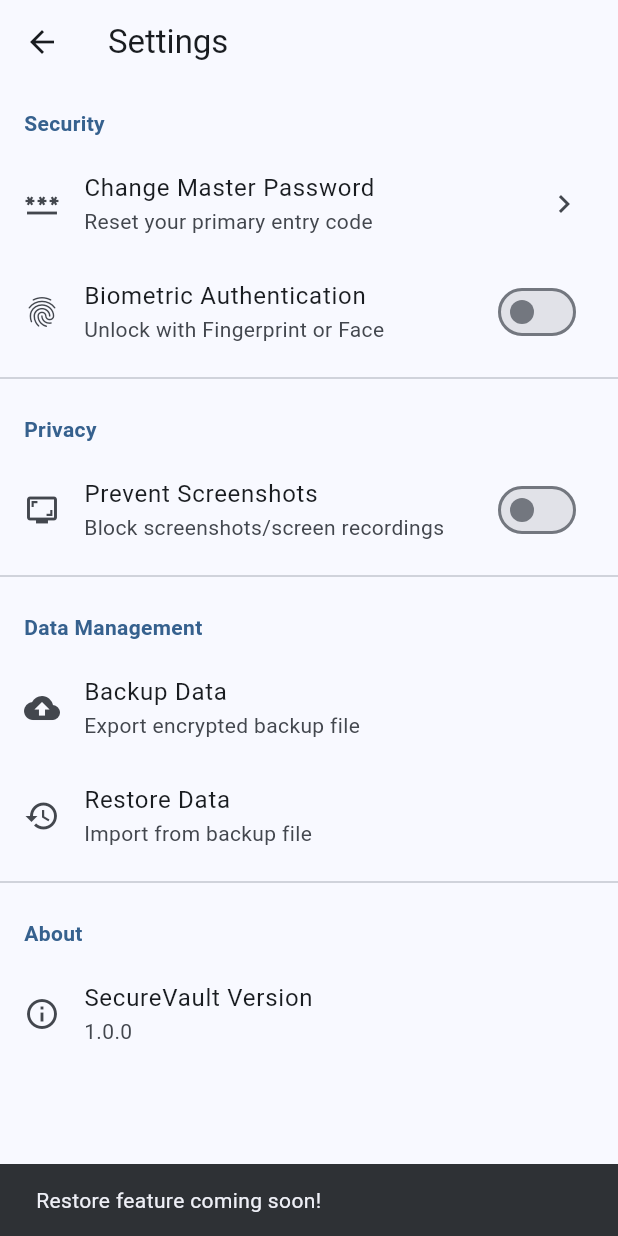
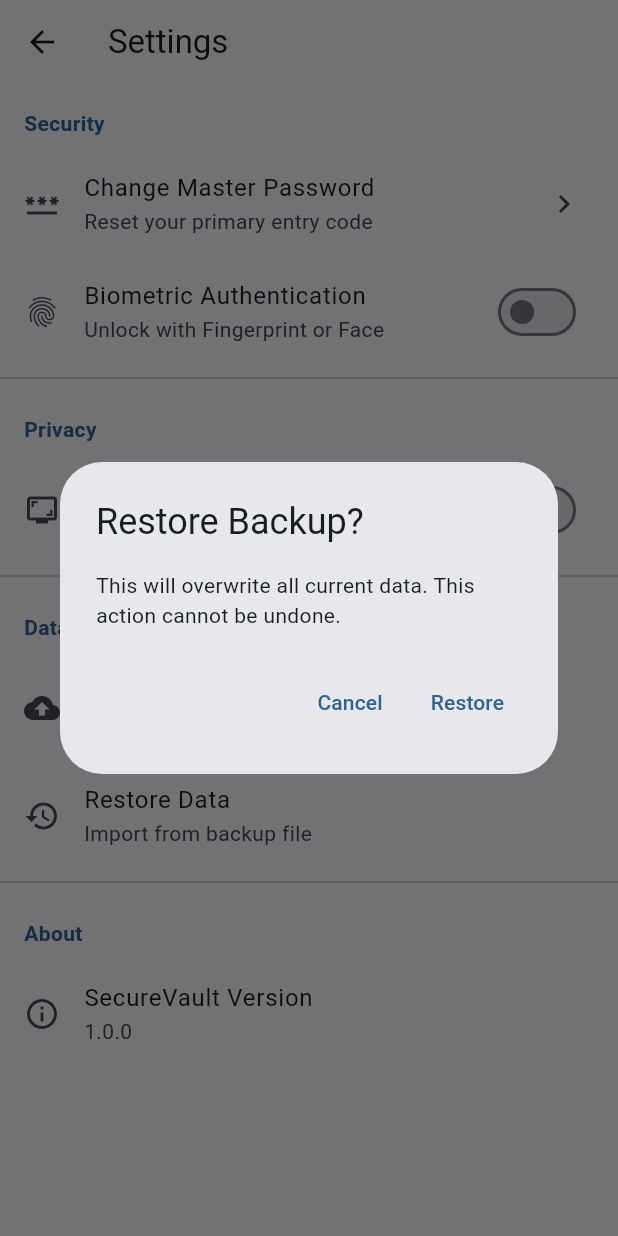
Before and after one commit to Kar123th/SecureVault, a Flutter app: the SettingsScreen screen opened directly, after a tap on "Restore Data", on a phone screen of 412 x 824 dp. Run offline on Flutter 3.47's test engine with Material 3 defaults, Android fonts, the phone set to English and light mode, and no system bars; our stand-ins replace file_picker, flutter_animate, flutter_secure_storage, flutter_svg, image_picker, local_auth and 4 more; missing offline and left inert: encrypt, google_mlkit_text_recognition, no_screenshot; accounts and stored records are empty.

Commit message:
backup restore functionality added

```diff
--- a/lib/screens/settings_screen.dart
+++ b/lib/screens/settings_screen.dart
@@ -1,6 +1,7 @@
 import 'package:flutter/material.dart';
 import '../services/auth_service.dart';
 import '../services/security_service.dart';
+import '../services/backup_service.dart';
 import 'setup_screen.dart';
 
 class SettingsScreen extends StatefulWidget {
@@ -126,16 +127,42 @@ class _SettingsScreenState extends State<SettingsScreen> {
                   leading: const Icon(Icons.backup),
                   title: const Text('Backup Data'),
                   subtitle: const Text('Export encrypted backup file'),
-                  onTap: () {
-                    _showError('Backup feature coming soon!');
+                  onTap: () async {
+                    try {
+                      await BackupService.instance.createBackup();
+                    } catch (e) {
+                      _showError('Backup failed: $e');
+                    }
                   },
                 ),
                 ListTile(
                   leading: const Icon(Icons.restore),
                   title: const Text('Restore Data'),
                   subtitle: const Text('Import from backup file'),
-                  onTap: () {
-                    _showError('Restore feature coming soon!');
+                  onTap: () async {
+                    final confirm = await showDialog<bool>(
+                      context: context,
+                      builder: (context) => AlertDialog(
+                        title: const Text('Restore Backup?'),
+                        content: const Text('This will overwrite all current data. This action cannot be undone.'),
+                        actions: [
+                          TextButton(onPressed: () => Navigator.pop(context, false), child: const Text('Cancel')),
+                          TextButton(onPressed: () => Navigator.pop(context, true), child: const Text('Restore')),
+                        ],
+                      ),
+                    );
+
+                    if (confirm == true) {
+                      final success = await BackupService.instance.restoreBackup();
+                      if (success && mounted) {
+                        ScaffoldMessenger.of(context).showSnackBar(
+                          const SnackBar(content: Text('Restore successful! Restart app to apply.')),
+                        );
+                        // Force a logout/restart logic if needed
+                      } else {
+                        _showError('Restore failed or cancelled');
+                      }
+                    }
                   },
                 ),
                 const Divider(),
--- a/pubspec.yaml
+++ b/pubspec.yaml
@@ -28,7 +28,6 @@ dependencies:
   google_mlkit_text_recognition: ^0.13.0
   flutter_local_notifications: ^17.0.0
   intl: ^0.19.0
-  share_plus: ^9.0.0
   cupertino_icons: ^1.0.2
 
   # UI & Utilities
@@ -36,6 +35,7 @@ dependencies:
   flutter_animate: ^4.5.0
   no_screenshot: ^0.3.1
   flutter_svg: ^2.0.10+1
+  share_plus: ^10.1.0
 
 dev_dependencies:
   flutter_test:
```
Also changed, not shown: lib/services/backup_service.dart (added, +65 -0 lines), pubspec.lock, 1 other file.
